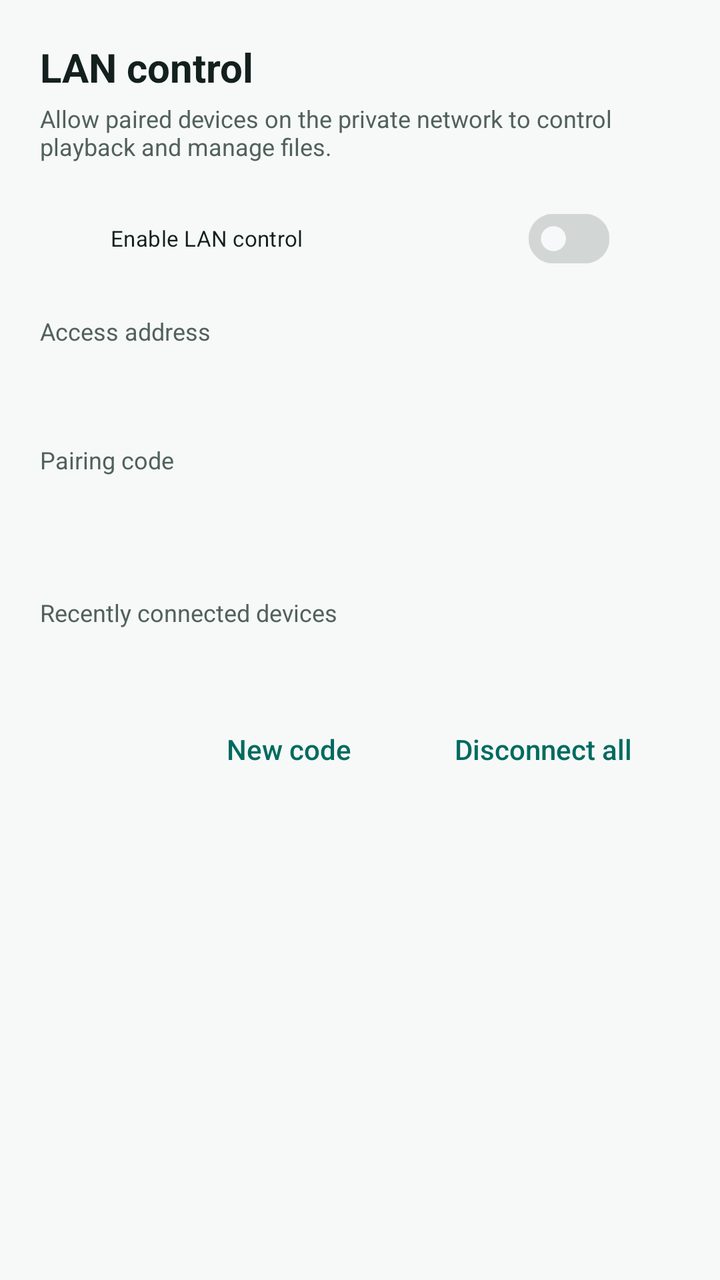
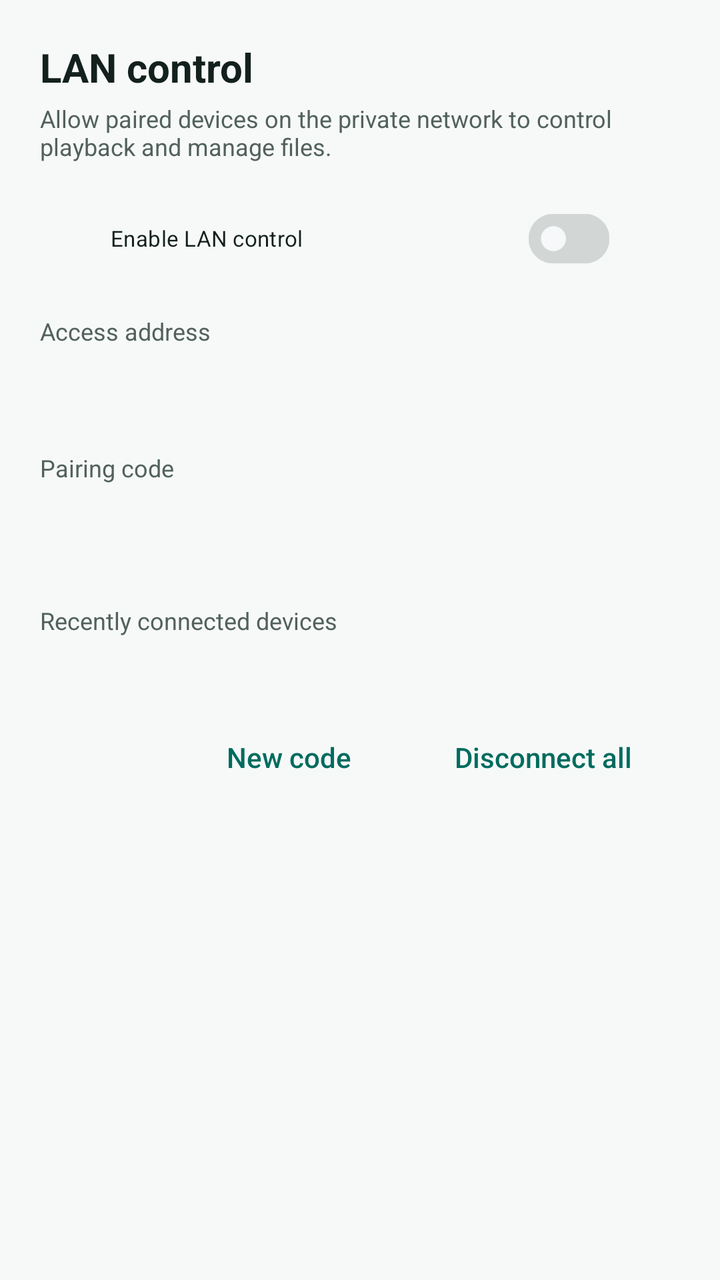

The first picture is an Android layout as it rendered before a commit; the second is the same layout after the commit. The layout source and the unified diff follow.
<!-- AndroidManifest.xml: application theme Theme.App -->
<!-- res/layout/dialog_remote_access.xml -->
<?xml version="1.0" encoding="utf-8"?>
<androidx.core.widget.NestedScrollView xmlns:android="http://schemas.android.com/apk/res/android"
    android:layout_width="match_parent"
    android:layout_height="wrap_content"
    android:fillViewport="true">

    <androidx.appcompat.widget.LinearLayoutCompat
        android:layout_width="match_parent"
        android:layout_height="wrap_content"
        android:orientation="vertical"
        android:padding="20dp">

        <com.google.android.material.textview.MaterialTextView
            android:layout_width="match_parent"
            android:layout_height="wrap_content"
            android:text="@string/remote_title"
            android:textColor="?attr/colorOnSurface"
            android:textSize="@dimen/ibox_text_page_title"
            android:textStyle="bold" />

        <com.google.android.material.textview.MaterialTextView
            android:layout_width="match_parent"
            android:layout_height="wrap_content"
            android:layout_marginTop="4dp"
            android:text="@string/remote_description"
            android:textColor="?attr/colorOnSurfaceVariant"
            android:textSize="@dimen/ibox_text_supporting" />

        <com.google.android.material.materialswitch.MaterialSwitch
            android:id="@+id/enabled"
            android:layout_width="match_parent"
            android:layout_height="52dp"
            android:layout_marginTop="12dp"
            android:text="@string/remote_enable"
            android:textColor="?attr/colorOnSurface"
            android:textSize="@dimen/ibox_text_body" />

        <androidx.appcompat.widget.LinearLayoutCompat
            android:id="@+id/content"
            android:layout_width="match_parent"
            android:layout_height="wrap_content"
            android:orientation="vertical">

            <com.google.android.material.textview.MaterialTextView
                android:layout_width="match_parent"
                android:layout_height="wrap_content"
                android:layout_marginTop="12dp"
                android:text="@string/remote_address"
                android:textColor="?attr/colorOnSurfaceVariant"
                android:textSize="@dimen/ibox_text_supporting" />

            <com.google.android.material.textview.MaterialTextView
                android:id="@+id/address"
                android:layout_width="match_parent"
                android:layout_height="40dp"
                android:gravity="center_vertical"
                android:textColor="?attr/colorPrimary"
                android:textIsSelectable="true"
                android:textSize="@dimen/ibox_text_body" />

            <androidx.appcompat.widget.AppCompatImageView
                android:id="@+id/code"
                android:layout_width="216dp"
                android:layout_height="216dp"
                android:layout_gravity="center_horizontal"
                android:layout_marginTop="12dp"
                android:contentDescription="@string/remote_scan_code"
                android:scaleType="centerInside"
                android:visibility="gone" />

            <com.google.android.material.textview.MaterialTextView
                android:layout_width="match_parent"
                android:layout_height="wrap_content"
                android:layout_marginTop="8dp"
                android:text="@string/remote_pairing_code"
                android:textColor="?attr/colorOnSurfaceVariant"
                android:textSize="@dimen/ibox_text_supporting" />

            <com.google.android.material.textview.MaterialTextView
                android:id="@+id/pin"
                android:layout_width="match_parent"
                android:layout_height="52dp"
                android:fontFamily="monospace"
                android:gravity="center_vertical"
                android:letterSpacing="0.18"
                android:textColor="?attr/colorOnSurface"
                android:textIsSelectable="true"
                android:textSize="28sp"
                android:textStyle="bold" />

            <com.google.android.material.textview.MaterialTextView
                android:layout_width="match_parent"
                android:layout_height="wrap_content"
                android:layout_marginTop="8dp"
                android:text="@string/remote_connected_devices"
                android:textColor="?attr/colorOnSurfaceVariant"
                android:textSize="@dimen/ibox_text_supporting" />

            <com.google.android.material.textview.MaterialTextView
                android:id="@+id/devices"
                android:layout_width="match_parent"
                android:layout_height="wrap_content"
                android:layout_marginTop="6dp"
                android:fontFamily="monospace"
                android:lineSpacingExtra="4dp"
                android:textColor="?attr/colorOnSurface"
                android:textSize="@dimen/ibox_text_supporting" />

            <androidx.appcompat.widget.LinearLayoutCompat
                android:layout_width="match_parent"
                android:layout_height="wrap_content"
                android:layout_marginTop="16dp"
                android:gravity="end"
                android:orientation="horizontal">

                <com.google.android.material.button.MaterialButton
                    android:id="@+id/regenerate"
                    style="@style/Widget.IBox.Button.Text"
                    android:layout_width="wrap_content"
                    android:layout_height="44dp"
                    android:text="@string/remote_regenerate" />

                <com.google.android.material.button.MaterialButton
                    android:id="@+id/disconnect"
                    style="@style/Widget.IBox.Button.Text"
                    android:layout_width="wrap_content"
                    android:layout_height="44dp"
                    android:layout_marginStart="4dp"
                    android:text="@string/remote_disconnect_all" />
            </androidx.appcompat.widget.LinearLayoutCompat>
        </androidx.appcompat.widget.LinearLayoutCompat>
    </androidx.appcompat.widget.LinearLayoutCompat>
</androidx.core.widget.NestedScrollView>
<!-- resources referenced by this layout -->
<resources>
  <dimen name="ibox_text_body">14sp</dimen>
  <dimen name="ibox_text_page_title">20sp</dimen>
  <dimen name="ibox_text_supporting">12sp</dimen>
  <string name="remote_address">Access address</string>
  <string name="remote_connected_devices">Recently connected devices</string>
  <string name="remote_description">Allow paired devices on the private network to control playback and manage files.</string>
  <string name="remote_disconnect_all">Disconnect all</string>
  <string name="remote_enable">Enable LAN control</string>
  <string name="remote_pairing_code">Pairing code</string>
  <string name="remote_regenerate">New code</string>
  <string name="remote_scan_code">Scan to open LAN control</string>
  <string name="remote_title">LAN control</string>
  <style name="Theme.App" parent="Theme.Base" />
  <dimen name="ibox_touch_target">48dp</dimen>
  <style name="ShapeAppearance.IBox.Card" parent="ShapeAppearance.Material3.MediumComponent">
          <item name="cornerSize">@dimen/ibox_radius_card</item>
      </style>
  <dimen name="ibox_text_button">14sp</dimen>
  <style name="NoAnim">
          <item name="android:activityOpenEnterAnimation">@null</item>
          <item name="android:activityOpenExitAnimation">@null</item>
          <item name="android:activityCloseEnterAnimation">@null</item>
          <item name="android:activityCloseExitAnimation">@null</item>
      </style>
  <dimen name="ibox_radius_card">12dp</dimen>
  <color name="ibox_focus">#FFFFFF</color>
  <color name="ibox_on_primary">#FFFFFF</color>
  <color name="ibox_primary">#006B5F</color>
  <color name="ibox_primary_container">#B7EBDD</color>
  <color name="ibox_on_primary_container">#00201C</color>
  <color name="ibox_secondary">#52615D</color>
  <color name="ibox_surface">#FFFFFF</color>
  <color name="ibox_surface_variant">#E1E5E3</color>
  <color name="ibox_surface_container_low">#FCFDFC</color>
  <color name="ibox_surface_container_high">#E1E5E3</color>
  <color name="ibox_text_primary">#13201D</color>
  <color name="ibox_text_secondary">#52615D</color>
  <color name="ibox_outline">#71817C</color>
  <color name="ibox_divider">#DDE4E1</color>
  <color name="ibox_error">#B3261E</color>
  <color name="ibox_error_container">#FFDAD6</color>
  <color name="ibox_on_error_container">#410002</color>
  <style name="Widget.IBox.Button" parent="Widget.IBox.Button.Base" />
  <color name="white_15">#26FFFFFF</color>
  <color name="ibox_surface_container">#F6F9F8</color>
  <style name="ShapeAppearance.IBox.Component" parent="ShapeAppearance.Material3.SmallComponent">
          <item name="cornerSize">@dimen/ibox_radius_small</item>
      </style>
  <style name="Animation.IBox.Dialog.Alert" parent="@android:style/Animation.Dialog">
          <item name="android:windowEnterAnimation">@anim/ibox_dialog_enter</item>
          <item name="android:windowExitAnimation">@anim/ibox_dialog_exit</item>
      </style>
  <style name="ShapeAppearance.IBox.Dialog" parent="ShapeAppearance.Material3.MediumComponent">
          <item name="cornerSize">@dimen/ibox_dialog_radius_mobile</item>
      </style>
  <style name="Animation.IBox.Dialog.BottomSheet" parent="@android:style/Animation.Dialog">
          <item name="android:windowEnterAnimation">@anim/ibox_dialog_enter</item>
          <item name="android:windowExitAnimation">@anim/ibox_dialog_exit</item>
      </style>
  <style name="Widget.IBox.BottomSheet" parent="Widget.Material3.BottomSheet.Modal">
          <item name="android:backgroundTint">@color/ibox_surface</item>
          <item name="shapeAppearance">@style/ShapeAppearance.IBox.BottomSheet</item>
      </style>
  <dimen name="ibox_radius_small">8dp</dimen>
  <dimen name="ibox_dialog_radius_mobile">16dp</dimen>
  <!-- unchanged entries left out for length: 9 -->
</resources>

<!-- the commit's change to res/layout/dialog_remote_access.xml (unified diff, before → after) -->
@@ -58,35 +58,53 @@
                 android:textIsSelectable="true"
                 android:textSize="@dimen/ibox_text_body" />
 
-            <androidx.appcompat.widget.AppCompatImageView
-                android:id="@+id/code"
-                android:layout_width="216dp"
-                android:layout_height="216dp"
-                android:layout_gravity="center_horizontal"
-                android:layout_marginTop="12dp"
-                android:contentDescription="@string/remote_scan_code"
-                android:scaleType="centerInside"
-                android:visibility="gone" />
-
-            <com.google.android.material.textview.MaterialTextView
+            <androidx.appcompat.widget.LinearLayoutCompat
                 android:layout_width="match_parent"
                 android:layout_height="wrap_content"
-                android:layout_marginTop="8dp"
-                android:text="@string/remote_pairing_code"
-                android:textColor="?attr/colorOnSurfaceVariant"
-                android:textSize="@dimen/ibox_text_supporting" />
+                android:layout_marginTop="12dp"
+                android:gravity="center_vertical"
+                android:orientation="horizontal">
 
-            <com.google.android.material.textview.MaterialTextView
-                android:id="@+id/pin"
-                android:layout_width="match_parent"
-                android:layout_height="52dp"
-                android:fontFamily="monospace"
-                android:gravity="center_vertical"
-                android:letterSpacing="0.18"
-                android:textColor="?attr/colorOnSurface"
-                android:textIsSelectable="true"
-                android:textSize="28sp"
-                android:textStyle="bold" />
+                <androidx.appcompat.widget.LinearLayoutCompat
+                    android:layout_width="0dp"
+                    android:layout_height="wrap_content"
+                    android:layout_weight="1"
+                    android:orientation="vertical">
+
+                    <com.google.android.material.textview.MaterialTextView
+                        android:layout_width="match_parent"
+                        android:layout_height="wrap_content"
+                        android:text="@string/remote_pairing_code"
+                        android:textColor="?attr/colorOnSurfaceVariant"
+                        android:textSize="@dimen/ibox_text_supporting" />
+
+                    <com.google.android.material.textview.MaterialTextView
+                        android:id="@+id/pin"
+                        android:layout_width="match_parent"
+                        android:layout_height="52dp"
+                        android:autoSizeMaxTextSize="28sp"
+                        android:autoSizeMinTextSize="18sp"
+                        android:autoSizeStepGranularity="1sp"
+                        android:autoSizeTextType="uniform"
+                        android:fontFamily="monospace"
+                        android:gravity="center_vertical"
+                        android:letterSpacing="0.18"
+                        android:maxLines="1"
+                        android:textColor="?attr/colorOnSurface"
+                        android:textIsSelectable="true"
+                        android:textSize="28sp"
+                        android:textStyle="bold" />
+                </androidx.appcompat.widget.LinearLayoutCompat>
+
+                <androidx.appcompat.widget.AppCompatImageView
+                    android:id="@+id/code"
+                    android:layout_width="@dimen/remote_access_qr_size"
+                    android:layout_height="@dimen/remote_access_qr_size"
+                    android:layout_marginStart="8dp"
+                    android:contentDescription="@string/remote_scan_code"
+                    android:scaleType="centerInside"
+                    android:visibility="gone" />
+            </androidx.appcompat.widget.LinearLayoutCompat>
 
             <com.google.android.material.textview.MaterialTextView
                 android:layout_width="match_parent"
<!-- resource entries referenced after the edit -->
@@ -3,6 +3,7 @@
   <dimen name="ibox_text_body">14sp</dimen>
   <dimen name="ibox_text_page_title">20sp</dimen>
   <dimen name="ibox_text_supporting">12sp</dimen>
+  <dimen name="remote_access_qr_size">128dp</dimen>
   <string name="remote_address">Access address</string>
   <string name="remote_connected_devices">Recently connected devices</string>
   <string name="remote_description">Allow paired devices on the private network to control playback and manage files.</string>
